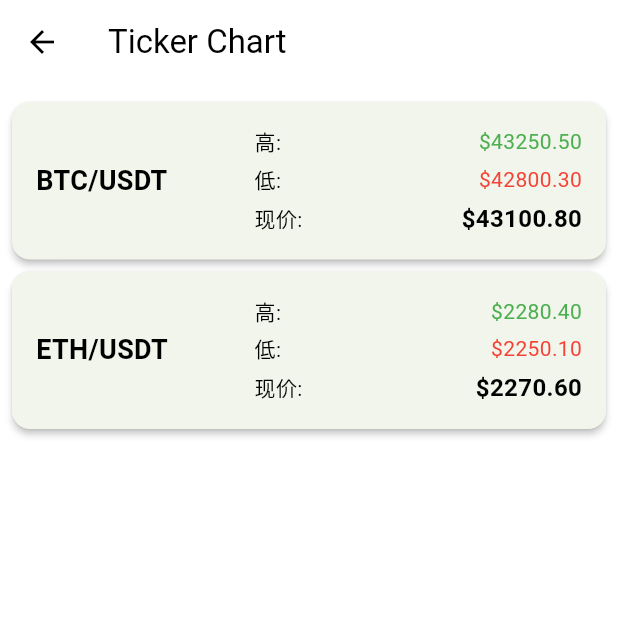
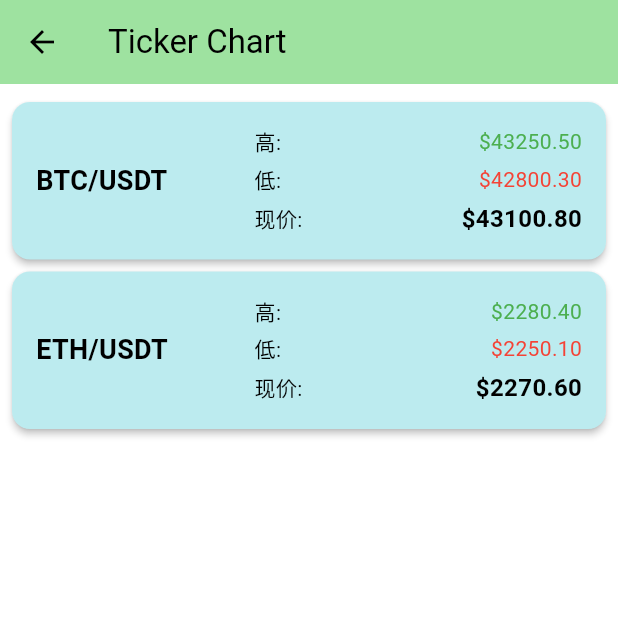
Before and after one commit to zhaotl/flutter_workshop, a Flutter app: the screen it shows after launch, after a tap on "Flower", after a tap on the "arrow forward" icon, on a phone screen of 412 x 824 dp, the top half of it. Run offline on Flutter 3.47's test engine with Material 3 defaults, Android fonts, the phone set to English and light mode, and no system bars; our stand-ins replace flex_color_scheme, get.

Commit message:
finish lession 2

```diff
--- a/lib/flip_image.dart
+++ b/lib/flip_image.dart
@@ -45,7 +45,7 @@ class _MyFlipImageState extends State<MyFlipImage>
     currentImagePath = widget.assetPath;
     _animationController = AnimationController(
       vsync: this,
-      duration: Duration(milliseconds: 5000),
+      duration: Duration(milliseconds: 3000),
     )
       ..addListener(updateRotation)
       ..addStatusListener((status) {
--- a/lib/main.dart
+++ b/lib/main.dart
@@ -49,14 +49,15 @@ class MyHomePage extends StatefulWidget {
 class _MyHomePageState extends State<MyHomePage> with TickerProviderStateMixin {
   late TabController _tabController;
   String _assetPath = 'images/cats1.png';
+  int _selectIndex = 0;
+
+  void _onItemSelected(int index) {
+    setState(() {
+      _selectIndex = index;
+    });
+  }
 
   void _gotoNextPage() {
-    // Navigator.push(
-    //   context,
-    //   MaterialPageRoute(
-    //     builder: (context) => TickerPage(),
-    //   ),
-    // );
     Get.toNamed('/ticker');
   }
 
@@ -135,11 +136,12 @@ class _MyHomePageState extends State<MyHomePage> with TickerProviderStateMixin {
               ),
             ),
             SizedBox(
-              height: 108,
+              height: 68,
             ),
           ],
         ),
       ),
+      bottomNavigationBar: _navigationBar(_selectIndex, _onItemSelected),
       floatingActionButton: FloatingActionButton(
         onPressed: _changeTheme,
         tooltip: 'change theme',
@@ -150,4 +152,32 @@ class _MyHomePageState extends State<MyHomePage> with TickerProviderStateMixin {
       ), // This trailing comma makes auto-formatting nicer for build methods.
     );
   }
+
+  Widget _navigationBar(int selectIndex, Function(int) onItemSelect) {
+    return BottomNavigationBar(
+      elevation: 8,
+      backgroundColor: Theme.of(context).colorScheme.primaryContainer,
+      type: BottomNavigationBarType.fixed,
+      items: [
+        BottomNavigationBarItem(
+          icon: Icon(Icons.home),
+          label: "首页",
+        ),
+        BottomNavigationBarItem(
+          icon: Icon(Icons.public),
+          label: "广场",
+        ),
+        BottomNavigationBarItem(
+          icon: Icon(Icons.star),
+          label: "项目",
+        ),
+        BottomNavigationBarItem(
+          icon: Icon(Icons.person),
+          label: "我的",
+        ),
+      ],
+      currentIndex: selectIndex,
+      onTap: onItemSelect,
+    );
+  }
 }
--- a/lib/ticker_chart.dart
+++ b/lib/ticker_chart.dart
@@ -21,6 +21,7 @@ class TickerPage extends StatelessWidget {
   Widget build(BuildContext context) {
     return Scaffold(
       appBar: AppBar(
+        backgroundColor: Theme.of(context).colorScheme.primaryContainer,
         title: const Text('Ticker Chart'),
       ),
       body: TickerChart(),
@@ -55,6 +56,7 @@ class TickerChart extends StatelessWidget {
       itemBuilder: (context, index) {
         final ticker = _tickers[index];
         return Card(
+          color: Theme.of(context).colorScheme.tertiaryContainer,
           margin: const EdgeInsets.symmetric(vertical: 4),
           elevation: 2,
           child: Padding(
```
